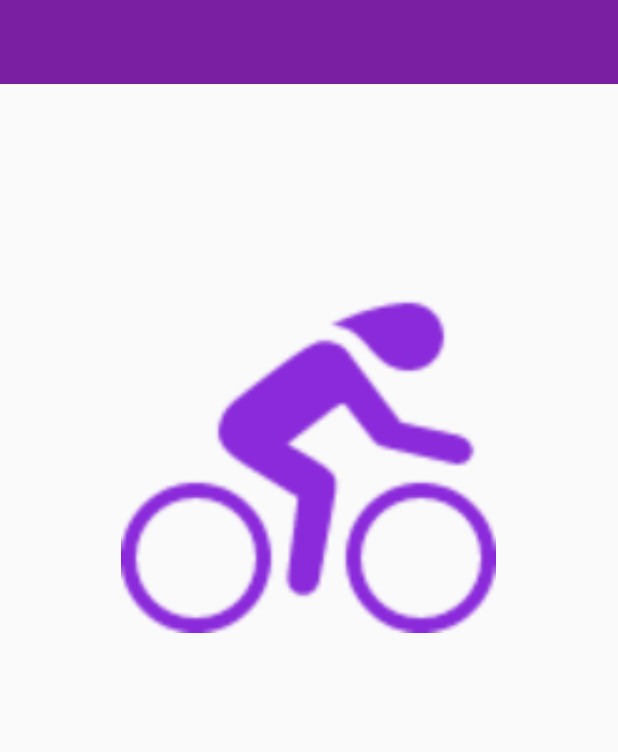
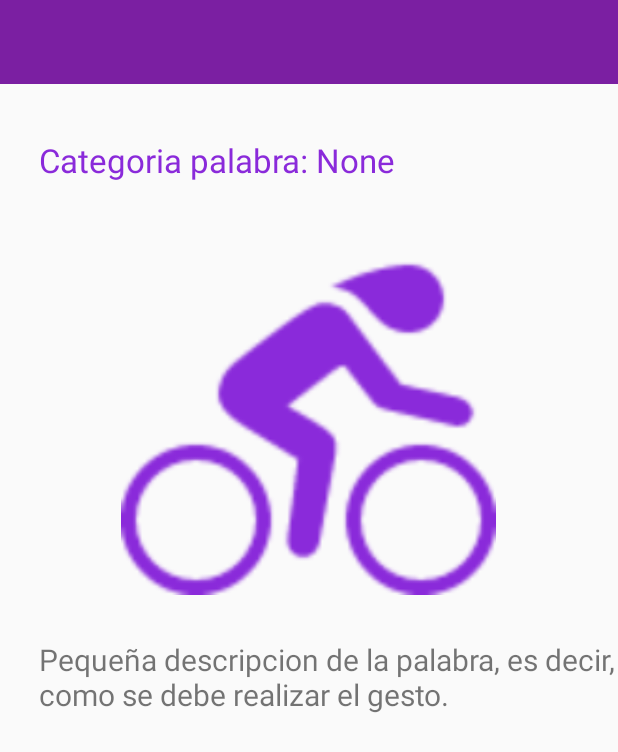
Before and after one commit to alfredorojas95/SenApp, an Android app: the ListActivity screen opened directly, with no data from a screen before it, on a phone screen of 412 x 824 dp. Shown: the top 752 px of the screen. Run offline under Robolectric (Android 15) with nearby library versions, the phone set to English and light mode, and no system bars; 3 statements that could not run were skipped.

Commit message:
organizacion lista senas

```diff
--- a/app/src/main/java/com/example/alfredo/senapp/FragmentDiccionario.java
+++ b/app/src/main/java/com/example/alfredo/senapp/FragmentDiccionario.java
@@ -42,7 +42,7 @@ public class FragmentDiccionario extends Fragment implements View.OnClickListene
 
         searchView = (SearchView)layout.findViewById(R.id.barraBusqueda);
         lista = (ListView) layout.findViewById(R.id.list1);
-
+        //lista.setDivider(null);
 
         adaptador = new Adapter(context, palabras);
         lista.setAdapter(adaptador);
--- a/app/src/main/res/layout/activity_list.xml
+++ b/app/src/main/res/layout/activity_list.xml
@@ -18,12 +18,35 @@
         android:background="#7B1FA2"
         app:theme="@style/ThemeOverlay.AppCompat.Dark.ActionBar"/>
 
+    <TextView
+        android:text="Pequeña descripcion de la palabra, es decir, como se debe realizar el gesto."
+        android:layout_width="wrap_content"
+        android:layout_height="wrap_content"
+        android:layout_marginTop="29dp"
+        android:id="@+id/textDescPalabra"
+
+        android:textSize="20sp"
+        android:layout_below="@+id/imageClick"
+        android:layout_alignStart="@+id/textCatPalabra" />
+
+    <TextView
+        android:text="Categoria palabra: None"
+        android:layout_width="wrap_content"
+        android:layout_height="wrap_content"
+        android:layout_below="@+id/toolbar1"
+        android:textColor="#8A2ADA"
+        android:layout_alignParentStart="true"
+        android:layout_marginStart="26dp"
+        android:layout_marginTop="36dp"
+        android:id="@+id/textCatPalabra"
+        android:textSize="22sp" />
+
     <pl.droidsonroids.gif.GifImageView
         android:layout_width="250dp"
         android:layout_height="250dp"
         app:srcCompat="@drawable/bike"
-        android:layout_alignParentTop="true"
-        android:layout_centerHorizontal="true"
-        android:layout_marginTop="172dp"
-        android:id="@+id/imageClick" />
+        android:layout_marginTop="25dp"
+        android:id="@+id/imageClick"
+        android:layout_below="@+id/textCatPalabra"
+        android:layout_centerHorizontal="true" />
 </RelativeLayout>
```
Also changed, not shown: app/src/main/java/com/example/alfredo/senapp/FragmentAprender.java (+8 -8 lines), app/src/main/res/drawable/post_border_background.xml (added, +11 -0 lines), app/src/main/res/drawable/post_border_style.xml (added, +12 -0 lines), app/src/main/res/layout/list_diccionario.xml (+3 -9 lines), app/src/main/res/layout/row.xml (+32 -12 lines).
